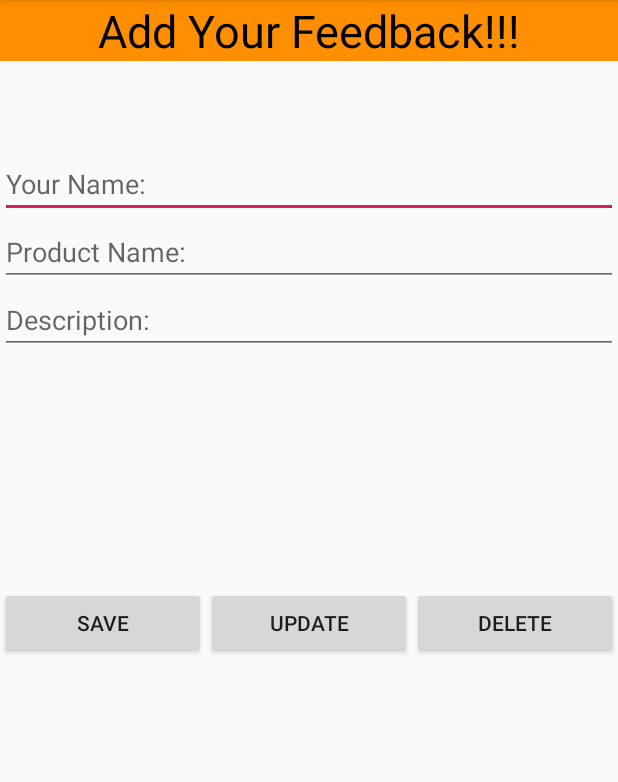
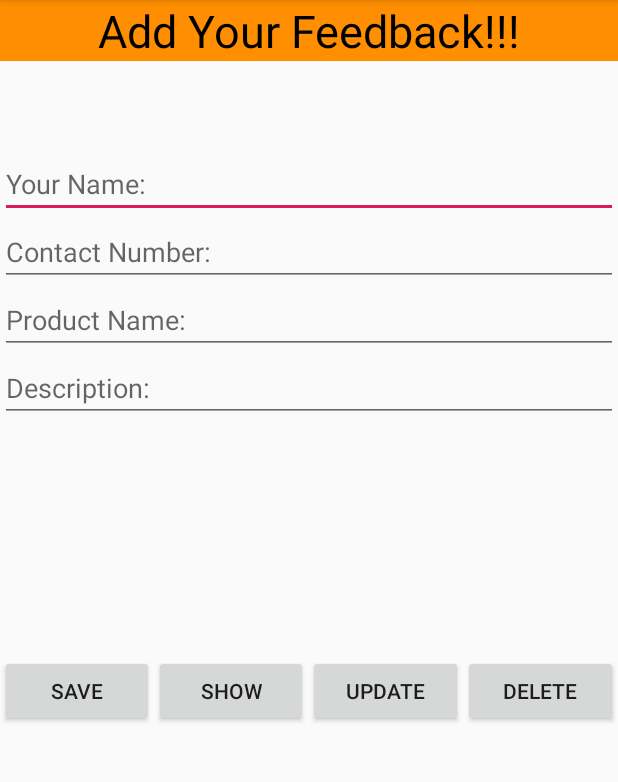
Before and after one commit to Perusha/MAD-Project, an Android app: the Feedback screen opened directly, with no data from a screen before it, on a phone screen of 412 x 824 dp, the part 84-866 px from its top. Run offline under Robolectric (Android 15) with nearby library versions, the phone set to English and light mode, and no system bars; our stand-ins replace Firebase (no records; nobody signed in at launch, a user with empty details on screens opened directly).

Commit message:
next7 commit

```diff
--- a/app/src/main/java/com/example/finery/DeliveryDetails.java
+++ b/app/src/main/java/com/example/finery/DeliveryDetails.java
@@ -72,7 +72,7 @@ public class DeliveryDetails extends AppCompatActivity {
                         std.setAddress(editTextAddress.getText().toString().trim());
                         std.setConNo( Integer.parseInt(editTextConNo.getText().toString().trim()));
 
-                        dbRef.push().setValue(std);
+                        dbRef.child("del2").setValue(std);
 
                         Toast.makeText(getApplicationContext(),"Successfully Add To The Delivery",Toast.LENGTH_LONG).show();
                         clearControls();
@@ -88,7 +88,7 @@ public class DeliveryDetails extends AppCompatActivity {
         buttonShow.setOnClickListener(new View.OnClickListener() {
             @Override
             public void onClick(View v) {
-                DatabaseReference readref = FirebaseDatabase.getInstance().getReference().child("Delivery");
+                DatabaseReference readref = FirebaseDatabase.getInstance().getReference().child("Delivery").child("del2");
                 readref.addListenerForSingleValueEvent(new ValueEventListener() {
                     @Override
                     public void onDataChange(@NonNull DataSnapshot dataSnapshot) {
--- a/app/src/main/res/layout/activity_feedback.xml
+++ b/app/src/main/res/layout/activity_feedback.xml
@@ -27,6 +27,14 @@
         android:layout_height="wrap_content"
         android:ems="10"
         android:hint="Your Name:"
+        android:inputType="textPersonName" />
+
+    <EditText
+        android:id="@+id/editTextContact"
+        android:layout_width="match_parent"
+        android:layout_height="wrap_content"
+        android:ems="10"
+        android:hint="Contact Number:"
         android:inputType="textPersonName" />
 
     <EditText
@@ -62,6 +70,13 @@
             android:text="Save" />
 
         <Button
+            android:id="@+id/buttonSH"
+            android:layout_width="wrap_content"
+            android:layout_height="wrap_content"
+            android:layout_weight="1"
+            android:text="Show" />
+
+        <Button
             android:id="@+id/buttonUP"
             android:layout_width="wrap_content"
             android:layout_height="wrap_content"
```
Also changed, not shown: app/src/main/java/com/example/finery/Feed.java (+9 -0 lines), app/src/main/java/com/example/finery/Feedback.java (+97 -4 lines), app/src/main/res/layout/cart_items_layout.xml (added, +36 -0 lines).
